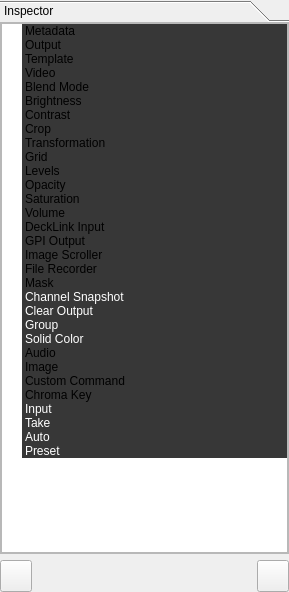
Qt form src/Widgets/Inspector/InspectorWidget.ui (CasparCG/client) before a commit.
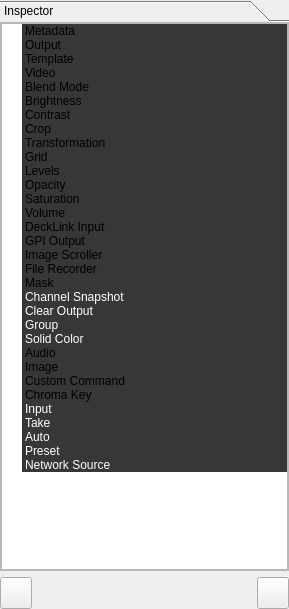
The same form after that commit.

Commit message: Added support for selecting network source on the TriCaster.

```diff
--- a/src/Widgets/Inspector/InspectorWidget.ui
+++ b/src/Widgets/Inspector/InspectorWidget.ui
@@ -7,7 +7,7 @@
     <x>0</x>
     <y>0</y>
     <width>289</width>
-    <height>592</height>
+    <height>609</height>
    </rect>
   </property>
   <property name="sizePolicy">
@@ -49,7 +49,7 @@
         <x>0</x>
         <y>0</y>
         <width>289</width>
-        <height>531</height>
+        <height>548</height>
        </rect>
       </property>
       <property name="sizePolicy">
@@ -85,7 +85,7 @@
             <x>0</x>
             <y>0</y>
             <width>287</width>
-            <height>529</height>
+            <height>546</height>
            </rect>
           </property>
           <layout class="QVBoxLayout" name="verticalLayout_3">
@@ -833,6 +833,29 @@
                </brush>
               </property>
              </item>
+             <item>
+              <property name="text">
+               <string>Network Source</string>
+              </property>
+              <property name="background">
+               <brush brushstyle="SolidPattern">
+                <color alpha="255">
+                 <red>55</red>
+                 <green>55</green>
+                 <blue>55</blue>
+                </color>
+               </brush>
+              </property>
+              <property name="foreground">
+               <brush brushstyle="SolidPattern">
+                <color alpha="255">
+                 <red>255</red>
+                 <green>255</green>
+                 <blue>255</blue>
+                </color>
+               </brush>
+              </property>
+             </item>
             </widget>
            </item>
           </layout>
```
The commit also changes 26 other files.
